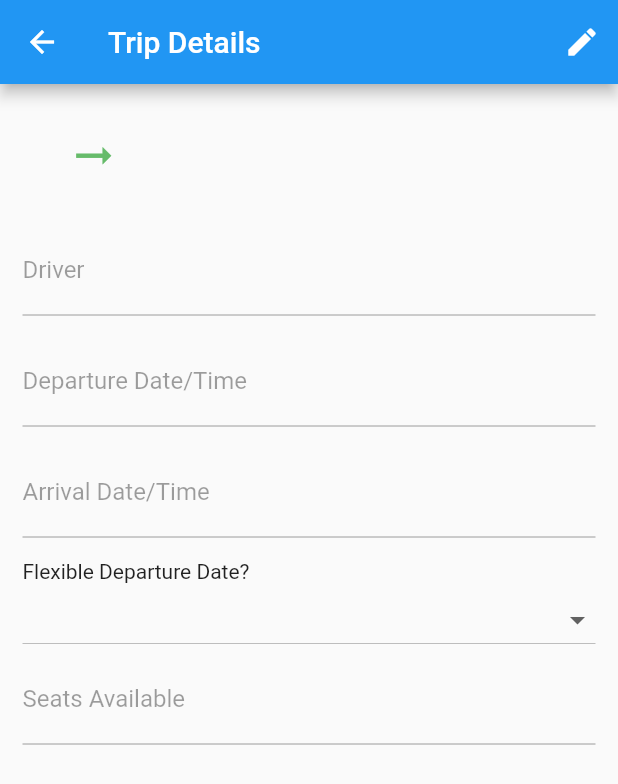
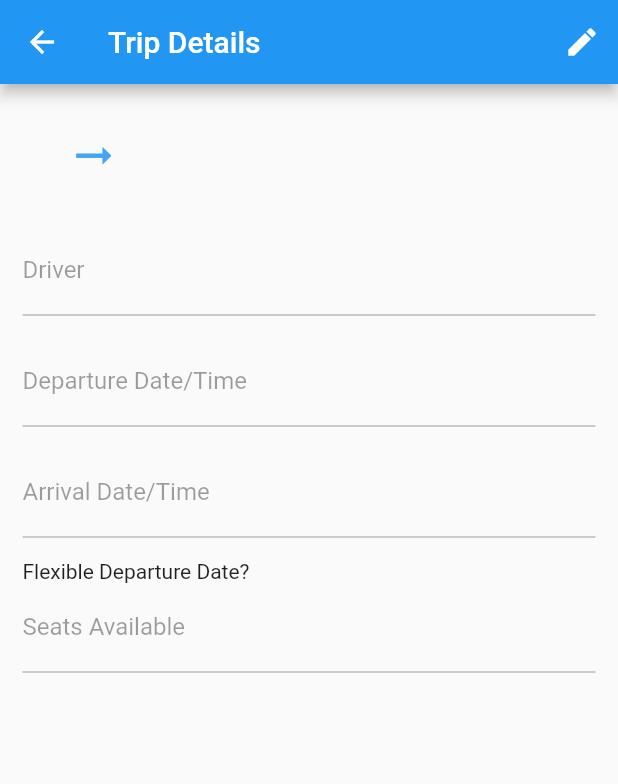
Before and after one commit to rcaina/Passenger, a Flutter app: the TripDetails screen opened directly, on a phone screen of 412 x 824 dp. Shown: the top 784 px of the screen. Run offline on Flutter 3.47's test engine with Material 2 defaults, Android fonts, the phone set to English and light mode, and no system bars; our stand-ins replace date_time_picker, google_maps_flutter, settings_ui.

Commit message:
minor details page edit

```diff
--- a/lib/view/findTrips.dart
+++ b/lib/view/findTrips.dart
@@ -49,7 +49,7 @@ class _FindTripsState extends State<FindTrips> {
                     destination: '${trip["destination"]}',
                     driver: '${trip["driver"]}',
                     departureInfo: '${trip["departureDateTime"]}',
-                    arrivalInfo: '${trip["departureDateTime"]}',
+                    arrivalInfo: '${trip["arrivalDateTime"]}',
                     seatsAvailable: '${trip["availableSeats"]}',
                   )),
         )
--- a/lib/view/tripDetails.dart
+++ b/lib/view/tripDetails.dart
@@ -94,59 +94,16 @@ class _TripDetailsState extends State<TripDetails> {
               alignment: Alignment.center,
               child: ListView(
                 children: <Widget>[
-                  trip(this.start, this.destination),
+                  Container(
+                    // padding: EdgeInsets.fromLTRB(15, 15, 0, 30),
+                    child: trip(this.start, this.destination),
+                  ),
+                  // trip(this.start, this.destination),
                   inputText("Driver", this.driver),
                   inputText("Departure Date/Time", this.departureInfo),
                   inputText("Arrival Date/Time", this.arrivalInfo),
                   Text("Flexible Departure Date?"),
-                  DropdownButton<String>(
-                    items: <String>['Yes', 'No'].map((String value) {
-                      return DropdownMenuItem<String>(
-                        value: value,
-                        child: Text(value),
-                      );
-                    }).toList(),
-                    onChanged: (_) {},
-                    style: TextStyle(color: Colors.blue, fontSize: 16),
-                    isExpanded: true,
-                  ),
-                  // Text("Are you willing to drive?"),
-                  // DropdownButton<String>(
-                  //   items: <String>['Yes', 'No'].map((String value) {
-                  //     return DropdownMenuItem<String>(
-                  //       value: value,
-                  //       child: Text(value),
-                  //     );
-                  //   }).toList(),
-                  //   onChanged: (_) {},
-                  //   style:TextStyle(color:Colors.blue, fontSize: 16),
-                  //   isExpanded: true,
-                  // ),
                   inputText("Seats Available", this.seatsAvailable),
-                  updateButton(),
-                  // DropdownButton<String>(
-                  //   items: <String>['1', '2', '3', '4', '5', '6']
-                  //       .map((String value) {
-                  //     return DropdownMenuItem<String>(
-                  //       value: value,
-                  //       child: Text(value),
-                  //     );
-                  //   }).toList(),
-                  //   onChanged: (_) {},
-                  //   style: TextStyle(color: Colors.blue, fontSize: 16),
-                  //   isExpanded: true,
-                  // ),
-                  // SizedBox(
-                  //   width: 200.0,
-                  //   height: 300.0,
-                  //   child: GoogleMap(
-                  //     mapType: MapType.normal,
-                  //     initialCameraPosition: CameraPosition(
-                  //       target: _center,
-                  //       zoom: 11.0,
-                  //     ),
-                  //   ),
-                  // ),
                 ],
               ),
             ),
@@ -195,7 +152,7 @@ class _TripDetailsState extends State<TripDetails> {
           padding: EdgeInsets.fromLTRB(15, 15, 0, 30),
           child: Icon(
             Icons.arrow_right_alt_sharp,
-            color: Colors.green.shade400,
+            color: Colors.blue.shade400,
             size: 35,
           ),
         ),
@@ -237,7 +194,7 @@ class _TripDetailsState extends State<TripDetails> {
           ? TextFormField(
               enabled: !edit,
               decoration: InputDecoration(labelText: label),
-              initialValue: info,
+              initialValue: (info == "null") ? "" : info,
             )
           : ListTile(
               title: Text(
```
Also changed, not shown: lib/view/myTrips.dart (+16 -1 lines), pubspec.yaml (+39 -63 lines), pubspec.lock.
